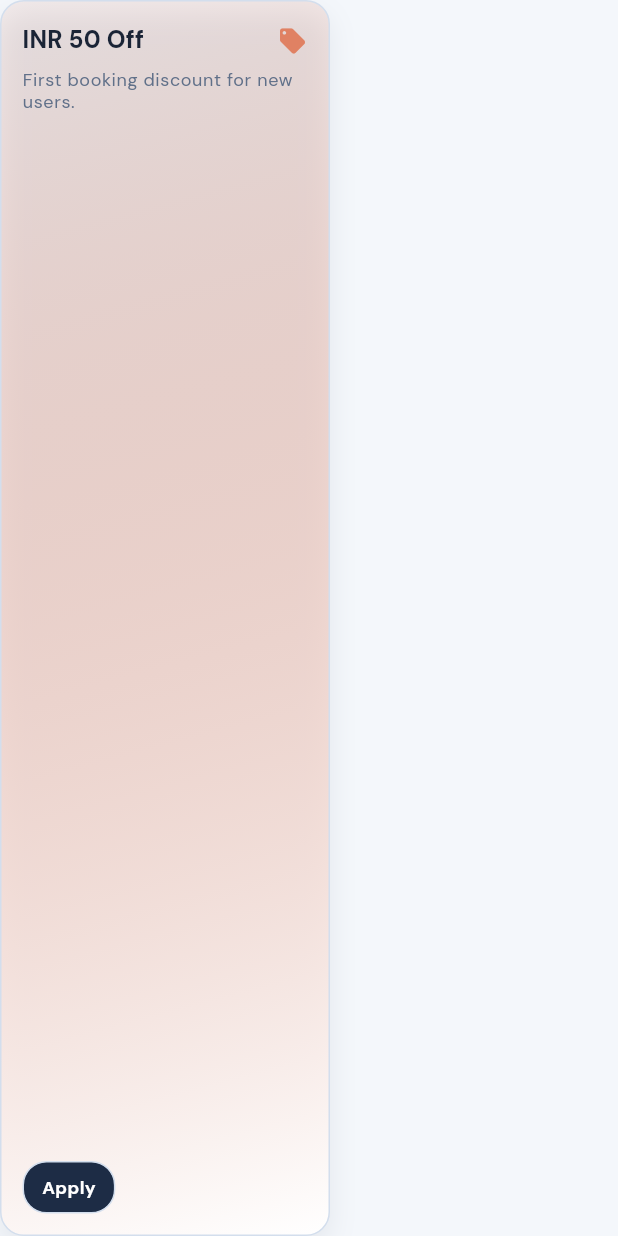
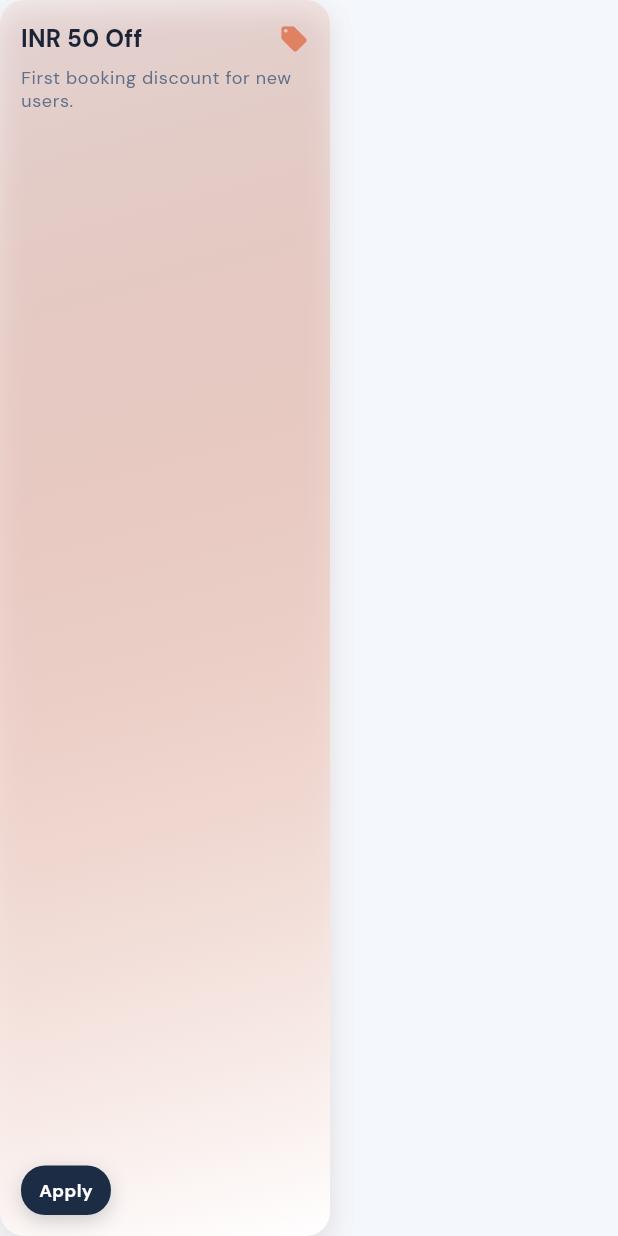
Before and after one commit to BadushaPN/fixmate_mvp, a Flutter app: the OfferCard widget shown alone on an empty page, opened directly, on a phone screen of 412 x 824 dp. Run offline on Flutter 3.47's test engine with Material 3 defaults, Android fonts, the phone set to English and light mode, and no system bars; our stand-ins replace geocoding, geolocator, google_fonts, image_picker, shared_preferences; accounts and stored records are empty.

Commit message:
refactor: Replace border decorations with box shadows for improved UI consistency

```diff
--- a/lib/screens/login_screen.dart
+++ b/lib/screens/login_screen.dart
@@ -98,7 +98,6 @@
                     decoration: BoxDecoration(
                       color: AppColors.cardFor(context),
                       borderRadius: BorderRadius.circular(AppRadii.md),
-                      border: Border.all(color: AppColors.strokeFor(context)),
                       boxShadow: AppShadows.card(context),
                     ),
                     child: Column(
--- a/lib/screens/profile_name_screen.dart
+++ b/lib/screens/profile_name_screen.dart
@@ -76,7 +76,6 @@
                     decoration: BoxDecoration(
                       color: AppColors.cardFor(context),
                       borderRadius: BorderRadius.circular(AppRadii.md),
-                      border: Border.all(color: AppColors.strokeFor(context)),
                       boxShadow: AppShadows.card(context),
                     ),
                     child: Column(
--- a/lib/widgets/booking_item.dart
+++ b/lib/widgets/booking_item.dart
@@ -30,7 +30,6 @@
       decoration: BoxDecoration(
         color: AppColors.cardFor(context),
         borderRadius: BorderRadius.circular(AppRadii.md),
-        border: Border.all(color: AppColors.strokeFor(context)),
         boxShadow: AppShadows.card(context),
       ),
       child: Column(
--- a/lib/widgets/offer_card.dart
+++ b/lib/widgets/offer_card.dart
@@ -31,8 +31,14 @@
           begin: Alignment.topLeft,
           end: Alignment.bottomRight,
         ),
-        border: Border.all(color: AppColors.strokeFor(context)),
-        boxShadow: AppShadows.card(context),
+        boxShadow: [
+          ...AppShadows.card(context),
+          BoxShadow(
+            color: color.withValues(alpha: 0.10),
+            blurRadius: 16,
+            offset: const Offset(0, 6),
+          ),
+        ],
       ),
       child: Material(
         color: Colors.transparent,
@@ -83,7 +89,13 @@
                     decoration: BoxDecoration(
                       color: AppColors.deep,
                       borderRadius: BorderRadius.circular(AppRadii.md),
-                      border: Border.all(color: AppColors.strokeFor(context)),
+                      boxShadow: [
+                        BoxShadow(
+                          color: AppColors.deep.withValues(alpha: 0.20),
+                          blurRadius: 10,
+                          offset: const Offset(0, 4),
+                        ),
+                      ],
                     ),
                     child: Text(
                       buttonText,
```
Also changed, not shown: lib/screens/booking_form_screen.dart (+38 -14 lines), lib/screens/home_screen.dart (+3 -8 lines), lib/widgets/service_card.dart (+15 -3 lines).
